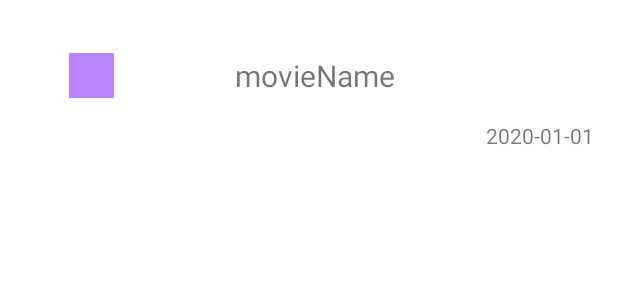
After one commit to OliviaYJH/Megabox_Clone, an Android app: the layout recyclerview_item.xml on its own in the app's theme, with its tools: preview values and no code run, on a phone screen of 412 x 824 dp. The commit adds this screen. Shown: the top 300 px of the screen. Run offline under Robolectric (Android 15) with nearby library versions, the phone set to English and light mode, and no system bars.

Commit message:
success parsing movie api

```diff
--- a/app/build.gradle
+++ b/app/build.gradle
@@ -47,4 +47,8 @@ dependencies {
 
     implementation 'com.squareup.retrofit2:retrofit:2.9.0'
     implementation 'com.squareup.retrofit2:converter-gson:2.9.0'
+
+    implementation "androidx.cardview:cardview:1.0.0"
+    implementation 'androidx.recyclerview:recyclerview:1.1.0'
+
 }
--- a/app/src/main/AndroidManifest.xml
+++ b/app/src/main/AndroidManifest.xml
@@ -1,6 +1,8 @@
 <?xml version="1.0" encoding="utf-8"?>
 <manifest xmlns:android="http://schemas.android.com/apk/res/android"
     package="com.example.rc_aos_megabox">
+
+    <uses-permission android:name="android.permission.INTERNET"/>
 
     <application
         android:allowBackup="true"
@@ -8,6 +10,7 @@
         android:label="@string/app_name"
         android:roundIcon="@mipmap/ic_launcher_round"
         android:supportsRtl="true"
+        android:usesCleartextTraffic="true"
         android:theme="@style/Theme.RC_AOS_Megabox">
         <activity
             android:name=".MainActivity"
--- /dev/null
+++ b/app/src/main/java/com/example/rc_aos_megabox/MovieResponse.kt
@@ -0,0 +1,5 @@
+package com.example.rc_aos_megabox
+
+data class MovieResponse(
+    val boxOfficeResult: BoxOfficeResult
+)
--- /dev/null
+++ b/app/src/main/res/layout/recyclerview_item.xml
@@ -0,0 +1,43 @@
+<?xml version="1.0" encoding="utf-8"?>
+<androidx.constraintlayout.widget.ConstraintLayout xmlns:android="http://schemas.android.com/apk/res/android"
+    xmlns:app="http://schemas.android.com/apk/res-auto"
+    android:layout_width="match_parent"
+    android:layout_height="100dp"
+    xmlns:tools="http://schemas.android.com/tools">
+    <TextView
+        android:id="@+id/tv_rank"
+        android:layout_width="30dp"
+        android:layout_height="30dp"
+        android:background="@color/purple_200"
+        android:textSize="24sp"
+        android:textColor="#FFFFFF"
+        android:gravity="center"
+        app:layout_constraintBottom_toBottomOf="parent"
+        app:layout_constraintEnd_toEndOf="parent"
+        app:layout_constraintHorizontal_bias="0.12"
+        app:layout_constraintStart_toStartOf="parent"
+        app:layout_constraintTop_toTopOf="parent"
+        app:layout_constraintVertical_bias="0.506"/>
+    <TextView
+        android:id="@+id/tv_movieNm"
+        android:layout_width="wrap_content"
+        android:layout_height="wrap_content"
+        android:textSize="20sp"
+        app:layout_constraintBottom_toBottomOf="parent"
+        app:layout_constraintEnd_toEndOf="parent"
+        app:layout_constraintHorizontal_bias="0.352"
+        app:layout_constraintStart_toEndOf="@+id/tv_rank"
+        app:layout_constraintTop_toTopOf="parent"
+        app:layout_constraintVertical_bias="0.506"
+        tools:text="movieName" />
+
+    <TextView
+        android:id="@+id/tv_openDt"
+        android:layout_width="wrap_content"
+        android:layout_height="wrap_content"
+        android:layout_marginRight="16dp"
+        android:textSize="14sp"
+        app:layout_constraintBottom_toBottomOf="parent"
+        app:layout_constraintEnd_toEndOf="parent"
+        tools:text="2020-01-01" />
+</androidx.constraintlayout.widget.ConstraintLayout>
```
Also changed, not shown: app/src/main/java/com/example/rc_aos_megabox/BoxOfficeResult.kt (added, +7 -0 lines), app/src/main/java/com/example/rc_aos_megabox/DailyBoxOffice.kt (added, +22 -0 lines), app/src/main/java/com/example/rc_aos_megabox/MainActivity.kt (+46 -3 lines), app/src/main/java/com/example/rc_aos_megabox/MyAdapter.kt (added, +44 -0 lines), app/src/main/java/com/example/rc_aos_megabox/RetrofitClient.kt (added, +15 -0 lines), app/src/main/java/com/example/rc_aos_megabox/RetrofitInterface.kt (added, +14 -0 lines), app/src/main/res/layout/activity_main.xml (+15 -5 lines).
